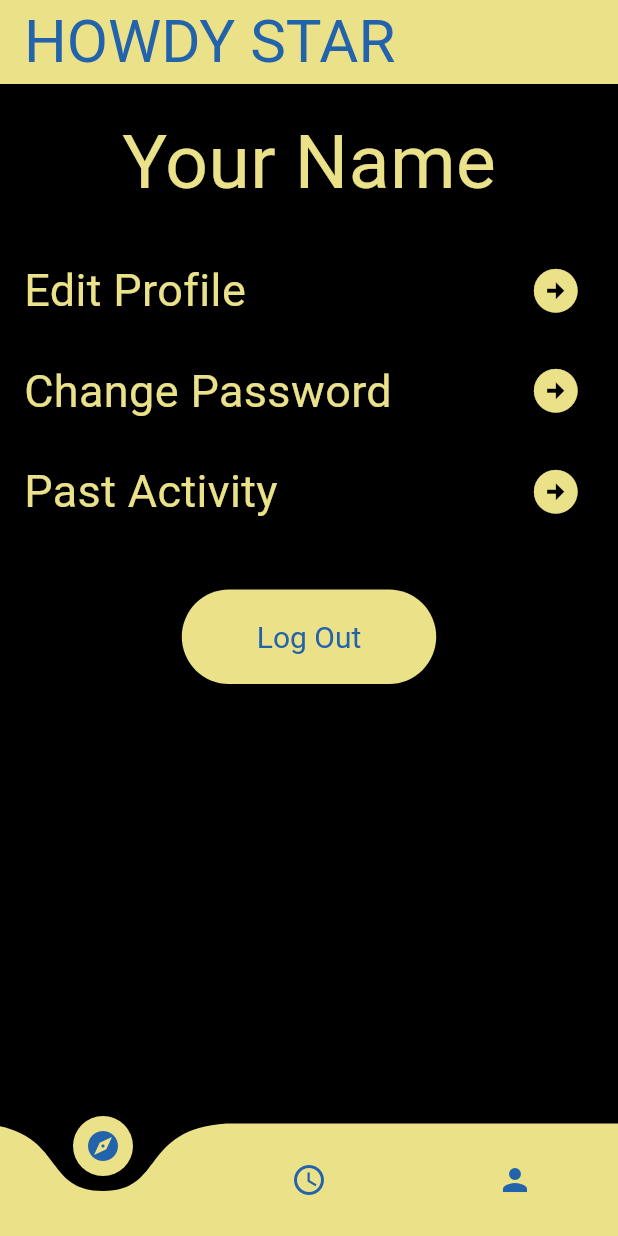
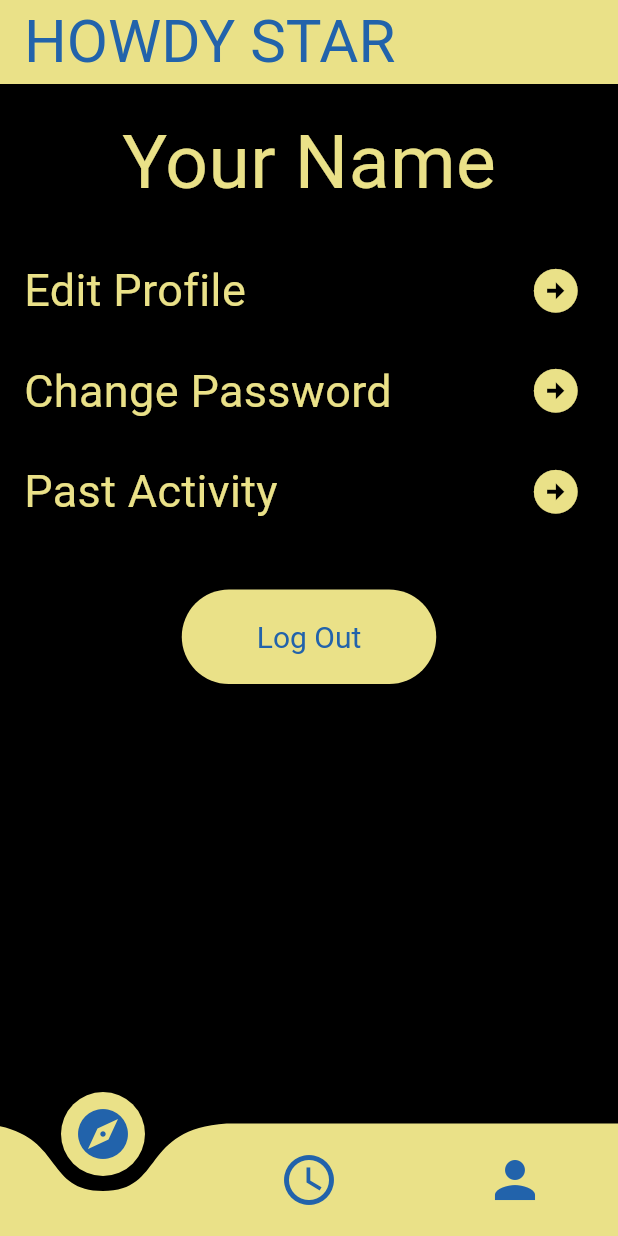
Before and after one commit to Ashisha10/StarServe, a Flutter app: the ProfilePage screen opened by its route, on a phone screen of 412 x 824 dp. Run offline on Flutter 3.47's test engine with Material 3 defaults, Android fonts, the phone set to English and light mode, and no system bars; drawn by our look-alikes of animated_background, curved_navigation_bar; our stand-ins replace animated_splash_screen, animated_text_kit, firebase_auth, firebase_core; accounts and stored records are empty.

Commit message:
nav-bar appearance enhanced

```diff
--- a/star_serve/lib/pages/profile_page.dart
+++ b/star_serve/lib/pages/profile_page.dart
@@ -115,9 +115,9 @@ class _ProfilePageState extends State<ProfilePage>
           // to navigate to different pages.
         },
         items: const [
-          Icon(Icons.explore, color: navyBlue),
-          Icon(Icons.access_time_outlined, color: navyBlue),
-          Icon(Icons.person, color: navyBlue),
+          Icon(Icons.explore, color: navyBlue,size: 40,),
+          Icon(Icons.access_time_outlined, color: navyBlue,size: 40,),
+          Icon(Icons.person, color: navyBlue,size: 40,),
         ],
       ),
     );
```
